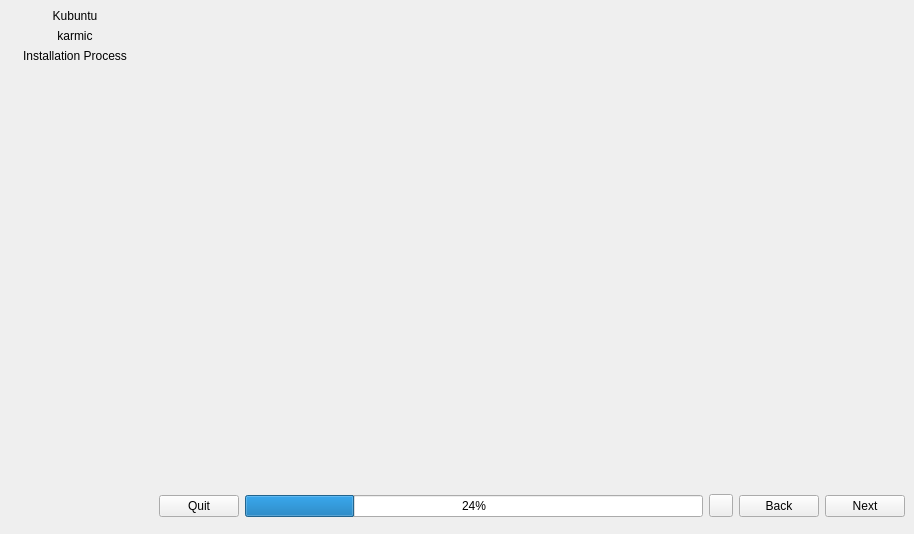
Before: the Qt Designer form gui/qt/app.ui in maui-linux/ubiquity, drawn with Qt 5.
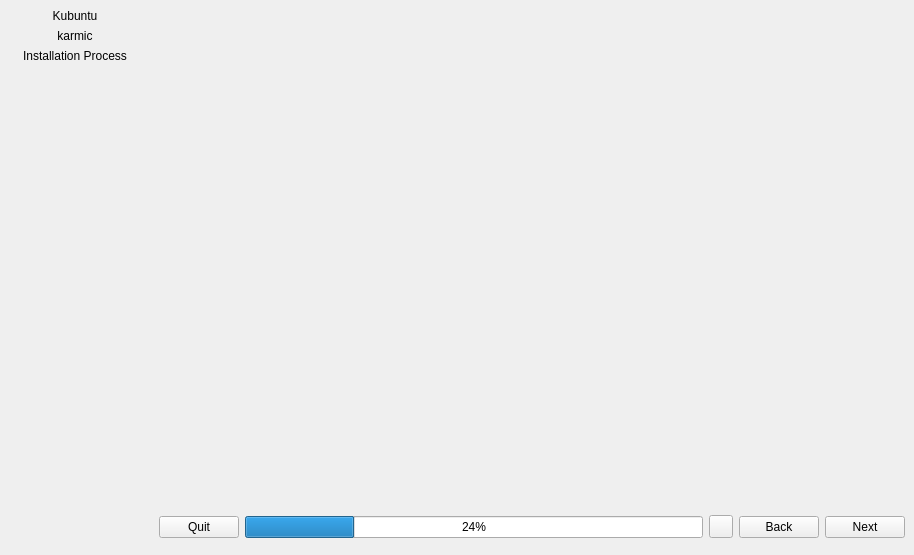
After: the same form once the commit is applied.

Commit message: Make window height 555 pixels to fit all of slideshow in it

```diff
--- a/gui/qt/app.ui
+++ b/gui/qt/app.ui
@@ -7,7 +7,7 @@
     <x>0</x>
     <y>0</y>
     <width>914</width>
-    <height>534</height>
+    <height>555</height>
    </rect>
   </property>
   <property name="windowTitle">
```
